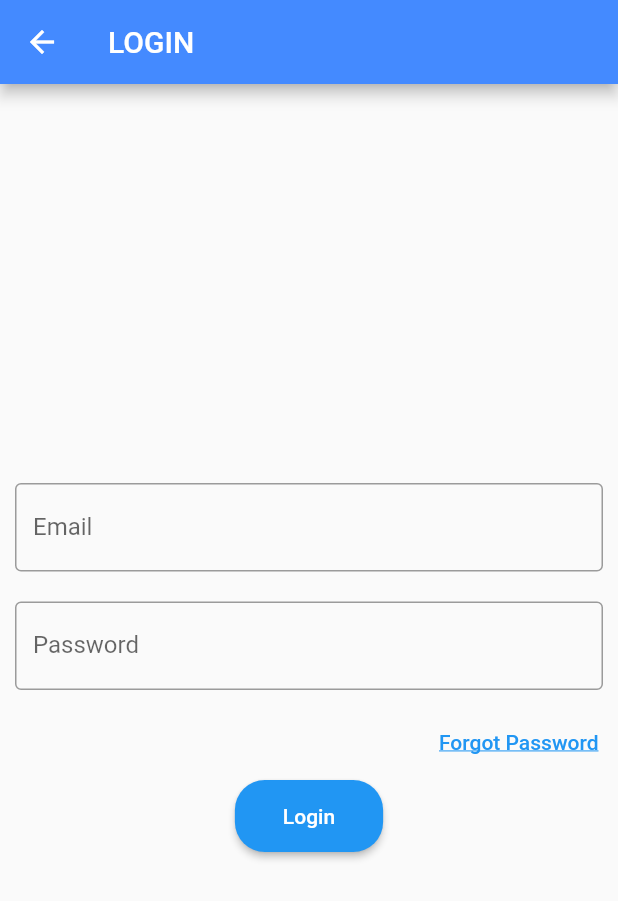
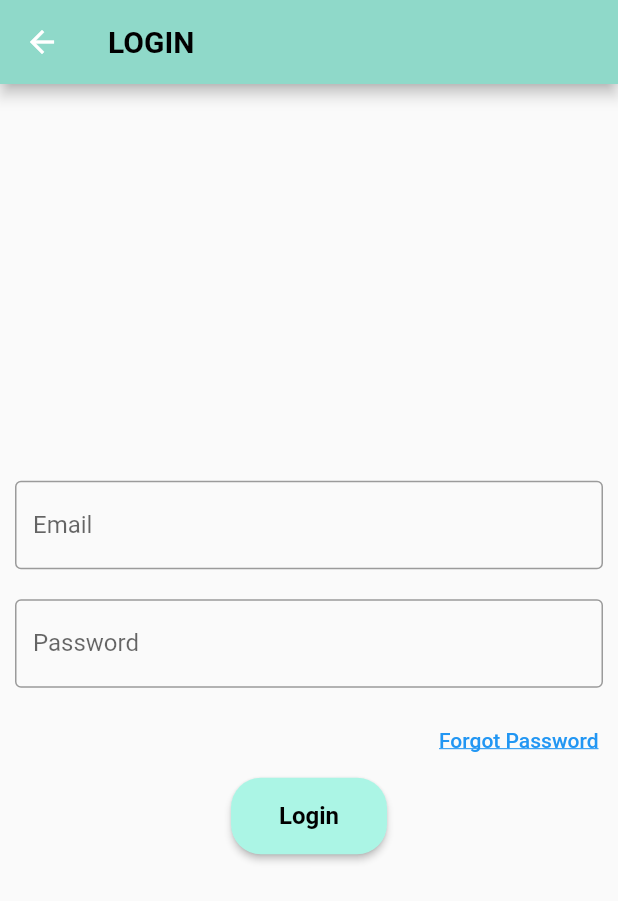
Before and after one commit to JeffreyAguilar/CityScope, a Flutter app: the screen it shows after launch, after a tap on "Login", on a phone screen of 412 x 824 dp. Shown: the top 901 px of the screen. Run offline on Flutter 3.47's test engine with Material 2 defaults, Android fonts, the light colour scheme and no system bars; our stand-ins replace geolocator, google_maps_flutter, sliding_up_panel; network calls fail.

Commit message:
temp new color scheme + workin on geolocator

```diff
--- a/lib/home_page.dart
+++ b/lib/home_page.dart
@@ -27,9 +27,9 @@ class _HomePageState extends State<HomePage> {
     return Scaffold(
       body: _body[_currentIndex],
       bottomNavigationBar: BottomNavigationBar(
-        backgroundColor: Colors.black,
-        selectedItemColor: Colors.white,
-        unselectedItemColor: Colors.grey,
+        backgroundColor:  const Color.fromARGB(255, 145, 233, 214),
+        selectedItemColor: Colors.black,
+        unselectedItemColor: const Color.fromARGB(255, 3, 81, 65),
         currentIndex: _currentIndex,
         onTap: _onTabTapped,
         items: const [
--- a/lib/login_screen.dart
+++ b/lib/login_screen.dart
@@ -14,8 +14,15 @@ class _LoginPageState extends State<LoginPage> {
   Widget build(BuildContext context) {
     return Scaffold(
       appBar: AppBar(
-        backgroundColor: Colors.blueAccent,
-        title: const Text('LOGIN'),
+        backgroundColor: const Color.fromRGBO(143, 217, 201, 1.0),
+        title: const Text(
+          'LOGIN',
+          style: TextStyle(
+            color: Colors.black,
+            fontSize: 20,
+            fontWeight: FontWeight.bold,
+          ),
+        ),
       ),
       body: Container(
         decoration: const BoxDecoration(),
@@ -51,17 +58,14 @@ class _LoginPageState extends State<LoginPage> {
                       Navigator.push(
                           context,
                           MaterialPageRoute(
-                          builder: (context) => const ForgotPage()
-                        )
-                      );
+                              builder: (context) => const ForgotPage()));
                     },
                     child: const Text(
                       'Forgot Password',
                       style: TextStyle(
                           color: Colors.blue,
                           fontSize: 14,
-                        decoration: TextDecoration.underline
-                      ),
+                          decoration: TextDecoration.underline),
                     ),
                   ),
                 ],
@@ -71,18 +75,25 @@ class _LoginPageState extends State<LoginPage> {
               onPressed: () {
                 Navigator.push(
                   context,
-                      MaterialPageRoute(
-                          builder: (context) => const HomePage()),
+                  MaterialPageRoute(builder: (context) => const HomePage()),
                 );
               },
               style: ElevatedButton.styleFrom(
-                    padding: const EdgeInsets.symmetric(
-                        horizontal: 32, vertical: 16),
+                padding:
+                    const EdgeInsets.symmetric(horizontal: 32, vertical: 16),
                 shape: RoundedRectangleBorder(
                   borderRadius: BorderRadius.circular(20),
                 ),
+                backgroundColor: const Color.fromRGBO(171, 245, 229, 1.0),
               ),
-                  child: const Text('Login'),
+              child: const Text(
+                'Login',
+                style: TextStyle(
+                  color: Colors.black,
+                  fontSize: 16,
+                  fontWeight: FontWeight.bold,
+                ),
+              ),
             ),
           ],
         ),
--- a/lib/start_screen.dart
+++ b/lib/start_screen.dart
@@ -19,8 +19,8 @@ class _StartScreenState extends State<StartScreen> {
             begin: Alignment.topRight,
             end: Alignment.bottomLeft,
             colors: [
-              Color.fromARGB(255, 19, 239, 255),
-              Color.fromARGB(255, 20, 196, 255),
+              Color.fromARGB(255, 141, 255, 230),
+              Color.fromARGB(255, 60, 249, 208),
             ],
           ),
         ),
@@ -49,8 +49,16 @@ class _StartScreenState extends State<StartScreen> {
                     shape: RoundedRectangleBorder(
                       borderRadius: BorderRadius.circular(20),
                     ),
+                    backgroundColor: const Color.fromRGBO(171, 245, 229, 1.0),
                   ),
-                  child: const Text('Login'),
+                  child: const Text(
+                    'Login',
+                    style: TextStyle(
+                      color: Colors.black,
+                      fontSize: 16,
+                      fontWeight: FontWeight.bold,
+                    ),
+                  ),
                 ),
                 ElevatedButton(
                   onPressed: () {
@@ -66,8 +74,16 @@ class _StartScreenState extends State<StartScreen> {
                     shape: RoundedRectangleBorder(
                       borderRadius: BorderRadius.circular(20),
                     ),
+                    backgroundColor: const Color.fromRGBO(171, 245, 229, 1.0),
                   ),
-                  child: const Text('Sign Up'),
+                  child: const Text(
+                    'Sign Up',
+                    style: TextStyle(
+                      color: Colors.black,
+                      fontSize: 16,
+                      fontWeight: FontWeight.bold,
+                    ),
+                  ),
                 ),
               ],
             )
--- a/pubspec.yaml
+++ b/pubspec.yaml
@@ -39,6 +39,7 @@ dependencies:
   google_maps_flutter: ^2.2.5
   http: ^0.13.5
   sliding_up_panel: ^2.0.0+1
+  geolocator: ^9.0.2
 
 
 dev_dependencies:
```
Also changed, not shown: lib/forgot_page.dart (+18 -9 lines), lib/google_map.dart (+30 -6 lines), lib/register_screen.dart (+21 -5 lines), pubspec.lock, 5 other files. Lines whose indentation alone changed are shown as unchanged.
